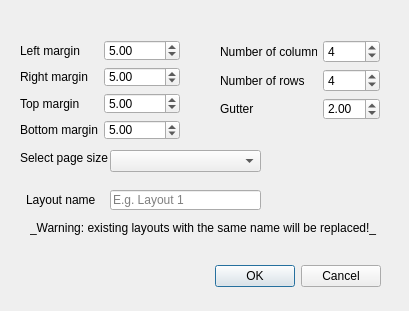
Qt form modular_grid_builder_dialog_base.ui (ioalexei/modular_grid_builder) before a commit.
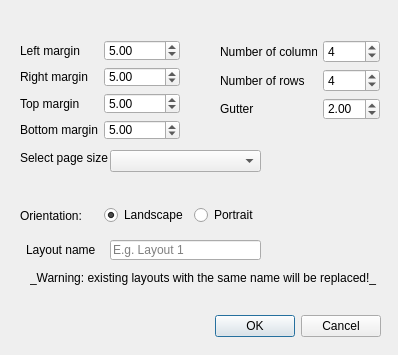
The same form after that commit.

Commit message: Add page orientation selector

What changed in the file:
```diff
--- a/modular_grid_builder_dialog_base.ui
+++ b/modular_grid_builder_dialog_base.ui
@@ -6,8 +6,8 @@
    <rect>
     <x>0</x>
     <y>0</y>
-    <width>409</width>
-    <height>311</height>
+    <width>398</width>
+    <height>355</height>
    </rect>
   </property>
   <property name="windowTitle">
@@ -17,7 +17,7 @@
    <property name="geometry">
     <rect>
      <x>40</x>
-     <y>260</y>
+     <y>310</y>
      <width>341</width>
      <height>32</height>
     </rect>
@@ -178,7 +178,7 @@
    <property name="geometry">
     <rect>
      <x>26</x>
-     <y>190</y>
+     <y>240</y>
      <width>71</width>
      <height>20</height>
     </rect>
@@ -191,7 +191,7 @@
    <property name="geometry">
     <rect>
      <x>30</x>
-     <y>220</y>
+     <y>270</y>
      <width>361</width>
      <height>16</height>
     </rect>
@@ -207,7 +207,7 @@
    <property name="geometry">
     <rect>
      <x>110</x>
-     <y>190</y>
+     <y>240</y>
      <width>151</width>
      <height>20</height>
     </rect>
@@ -216,6 +216,45 @@
     <string>E.g. Layout 1</string>
    </property>
   </widget>
+  <widget class="QWidget" name="horizontalLayoutWidget">
+   <property name="geometry">
+    <rect>
+     <x>20</x>
+     <y>200</y>
+     <width>251</width>
+     <height>31</height>
+    </rect>
+   </property>
+   <layout class="QHBoxLayout" name="horizontalLayout">
+    <item>
+     <widget class="QLabel" name="orientationLabel">
+      <property name="text">
+       <string>Orientation:</string>
+      </property>
+     </widget>
+    </item>
+    <item>
+     <widget class="QRadioButton" name="orientationLandscapeRadio">
+      <property name="text">
+       <string>Landscape</string>
+      </property>
+      <property name="checked">
+       <bool>true</bool>
+      </property>
+     </widget>
+    </item>
+    <item>
+     <widget class="QRadioButton" name="orientationPortraitRadio">
+      <property name="text">
+       <string>Portrait</string>
+      </property>
+      <property name="checked">
+       <bool>false</bool>
+      </property>
+     </widget>
+    </item>
+   </layout>
+  </widget>
  </widget>
  <resources/>
  <connections>
```
The commit also changes 3 other files.
